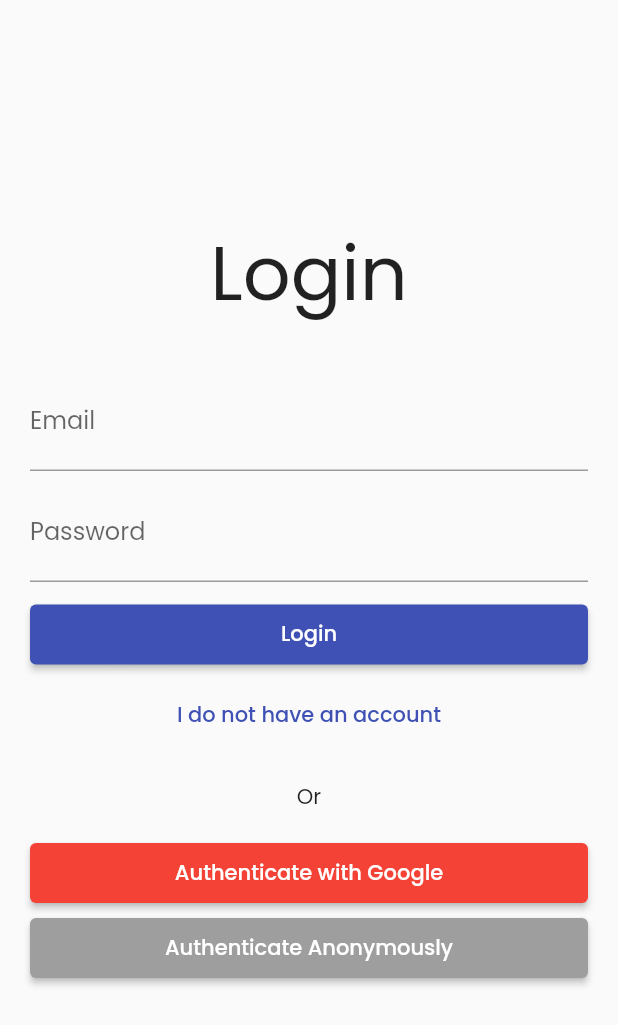
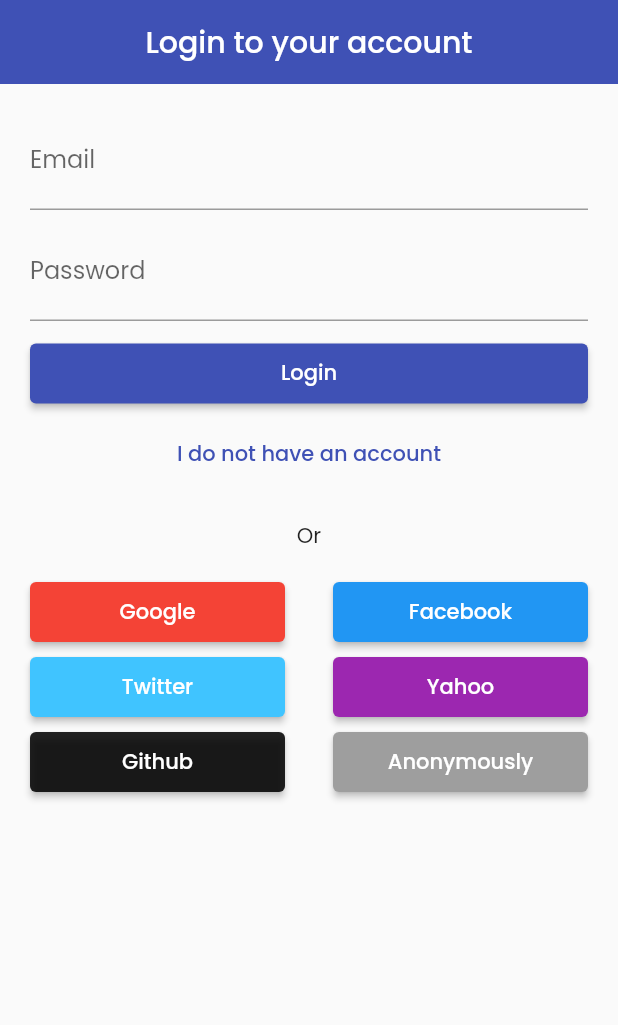
Before and after one commit to BlackIQ/TimeTracker-Flutter, a Flutter app: the screen it shows after launch, on a phone screen of 412 x 824 dp. Shown: the top 1025 px of the screen. Run offline on Flutter 3.47's test engine with Material 2 defaults, Android fonts, the phone set to English and light mode, and no system bars; our stand-ins replace cloud_firestore, firebase_auth, firebase_core, google_fonts, google_sign_in; accounts and stored records are empty.

Commit message:
Added more btbs

```diff
--- a/lib/app/screens/auth/auth.dart
+++ b/lib/app/screens/auth/auth.dart
@@ -19,27 +19,17 @@ class _AuthScreenState extends State<AuthScreen> {
   @override
   Widget build(BuildContext context) {
     return Scaffold(
-      // appBar: AppBar(
-      //   centerTitle: true,
-      //   elevation: 0,
-      //   title: const Text('Login to your account'),
-      // ),
+      appBar: AppBar(
+        centerTitle: true,
+        elevation: 0,
+        title: const Text('Login to your account'),
+      ),
       body: SingleChildScrollView(
         padding: const EdgeInsets.all(20),
         child: Column(
           mainAxisAlignment: MainAxisAlignment.center,
           crossAxisAlignment: CrossAxisAlignment.stretch,
           children: <Widget>[
-            const SizedBox(height: 125),
-            Center(
-              child: Text(
-                login ? 'Login' : 'Register',
-                style: const TextStyle(
-                  fontSize: 50,
-                ),
-              ),
-            ),
-            const SizedBox(height: 30),
             FullField(
               controller: _email,
               label: 'Email',
@@ -103,16 +93,50 @@ class _AuthScreenState extends State<AuthScreen> {
             const SizedBox(height: 20),
             const Center(child: Text('Or')),
             const SizedBox(height: 20),
+            Row(
+              mainAxisAlignment: MainAxisAlignment.spaceBetween,
+              children: [
                 FullButton(
-              text: 'Authenticate with Google',
+                  text: 'Google',
                   color: Colors.red,
                   onClick: () async {
                     await googleAuth(context);
                   },
                 ),
+                FullButton(
+                  text: 'Facebook',
+                  color: Colors.blue,
+                  onClick: () async {},
+                ),
+              ],
+            ),
             const SizedBox(height: 10),
+            Row(
+              mainAxisAlignment: MainAxisAlignment.spaceBetween,
+              children: [
                 FullButton(
-              text: 'Authenticate Anonymously',
+                  text: 'Twitter',
+                  color: Colors.lightBlueAccent,
+                  onClick: () async {},
+                ),
+                FullButton(
+                  text: 'Yahoo',
+                  color: Colors.purple,
+                  onClick: () async {},
+                ),
+              ],
+            ),
+            const SizedBox(height: 10),
+            Row(
+              mainAxisAlignment: MainAxisAlignment.spaceBetween,
+              children: [
+                FullButton(
+                  text: 'Github',
+                  color: Colors.black87,
+                  onClick: () async {},
+                ),
+                FullButton(
+                  text: 'Anonymously',
                   color: Colors.grey,
                   onClick: () async {
                     await anonAuth(context);
@@ -120,6 +144,8 @@ class _AuthScreenState extends State<AuthScreen> {
                 ),
               ],
             ),
+          ],
+        ),
       ),
     );
   }
```
Lines whose indentation alone changed are shown as unchanged.
